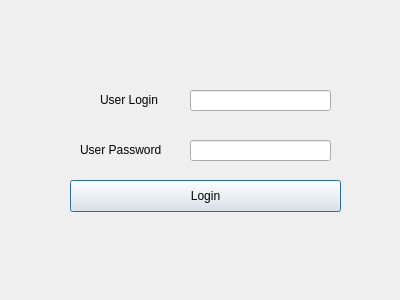
Old version of the form loginform.ui in the repository IziDeLuna/MasterGymTrainer.
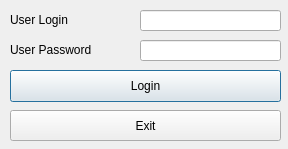
New version of the form.

The edit to the form file:
```diff
--- a/loginform.ui
+++ b/loginform.ui
@@ -6,8 +6,8 @@
    <rect>
     <x>0</x>
     <y>0</y>
-    <width>400</width>
-    <height>300</height>
+    <width>288</width>
+    <height>149</height>
    </rect>
   </property>
   <property name="windowTitle">
@@ -16,8 +16,8 @@
   <widget class="QPushButton" name="pushButton_Login">
    <property name="geometry">
     <rect>
-     <x>70</x>
-     <y>180</y>
+     <x>10</x>
+     <y>70</y>
      <width>271</width>
      <height>32</height>
     </rect>
@@ -29,8 +29,8 @@
   <widget class="QLabel" name="label">
    <property name="geometry">
     <rect>
-     <x>100</x>
-     <y>90</y>
+     <x>10</x>
+     <y>10</y>
      <width>91</width>
      <height>20</height>
     </rect>
@@ -42,8 +42,8 @@
   <widget class="QLineEdit" name="lineEdit_username">
    <property name="geometry">
     <rect>
-     <x>190</x>
-     <y>90</y>
+     <x>140</x>
+     <y>10</y>
      <width>141</width>
      <height>21</height>
     </rect>
@@ -55,8 +55,8 @@
   <widget class="QLineEdit" name="lineEdit_password">
    <property name="geometry">
     <rect>
-     <x>190</x>
-     <y>140</y>
+     <x>140</x>
+     <y>40</y>
      <width>141</width>
      <height>21</height>
     </rect>
@@ -65,8 +65,8 @@
   <widget class="QLabel" name="label_2">
    <property name="geometry">
     <rect>
-     <x>80</x>
-     <y>140</y>
+     <x>10</x>
+     <y>40</y>
      <width>91</width>
      <height>20</height>
     </rect>
@@ -75,6 +75,19 @@
     <string>User Password</string>
    </property>
   </widget>
+  <widget class="QPushButton" name="exitButton">
+   <property name="geometry">
+    <rect>
+     <x>10</x>
+     <y>110</y>
+     <width>271</width>
+     <height>31</height>
+    </rect>
+   </property>
+   <property name="text">
+    <string>Exit</string>
+   </property>
+  </widget>
  </widget>
  <resources/>
  <connections/>
```
